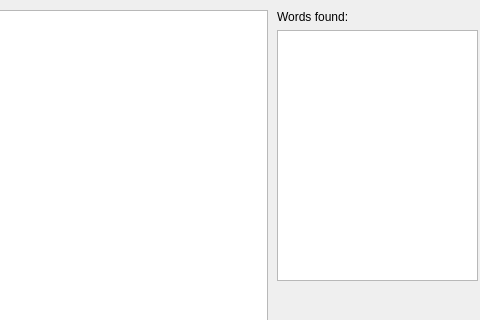
Old version of the form mainwindow.ui in the repository MeThecCoder4/AntiPlag; both pictures show x 543 to 1023 and y 0 to 320 of the 1023 by 578 pixel window.
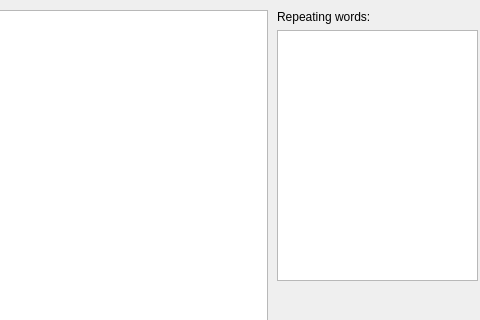
New version of the form.

```diff
--- a/mainwindow.ui
+++ b/mainwindow.ui
@@ -87,7 +87,7 @@
      <item>
       <widget class="QLabel" name="label">
        <property name="text">
-        <string>Words found:</string>
+        <string>Repeating words:</string>
        </property>
       </widget>
      </item>
```
